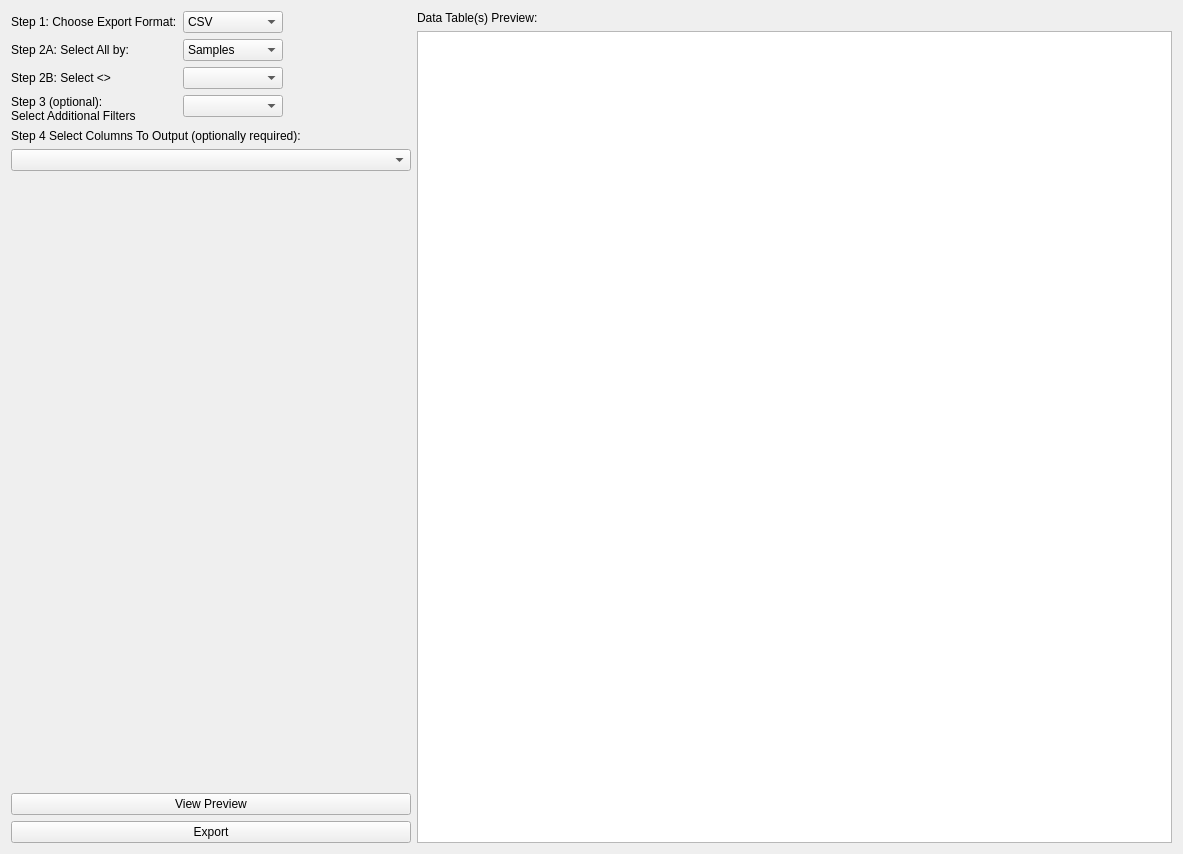
First picture: the form in ui/ExporterUI.ui, repository kathrynmetcalf/GeoCORK, before the edit.
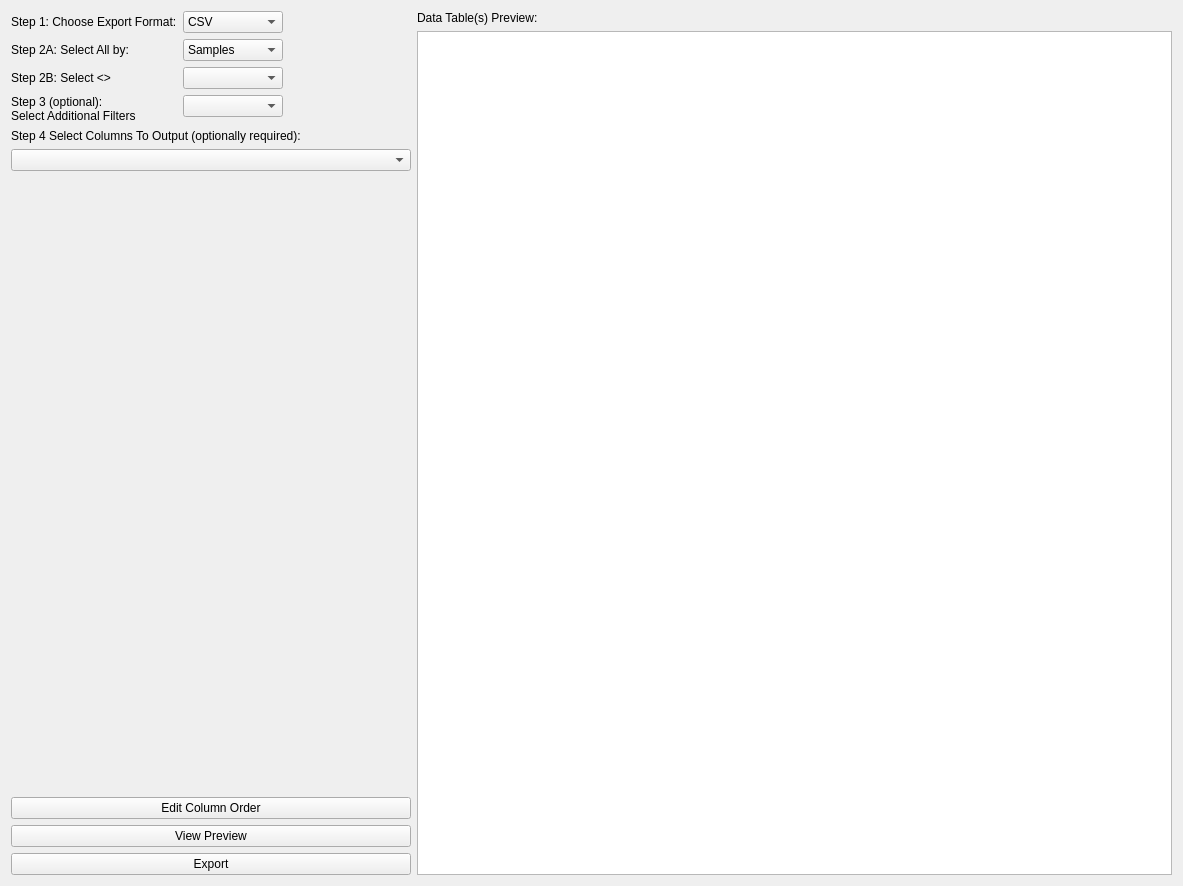
Second picture: the form after the edit. Custom widgets are drawn as their Qt base class.

Commit message: exporter column ordering and displaying works

The edit to the form file:
```diff
--- a/ui/ExporterUI.ui
+++ b/ui/ExporterUI.ui
@@ -7,7 +7,7 @@
     <x>0</x>
     <y>0</y>
     <width>1183</width>
-    <height>854</height>
+    <height>886</height>
    </rect>
   </property>
   <property name="windowTitle">
@@ -267,6 +267,13 @@
        </property>
       </spacer>
      </item>
+     <item>
+      <widget class="QPushButton" name="editorder_pushbutton">
+       <property name="text">
+        <string>Edit Column Order</string>
+       </property>
+      </widget>
+     </item>
      <item>
       <widget class="QPushButton" name="viewpreview_pushbutton">
        <property name="focusPolicy">
```
The commit also changes 4 other files.
